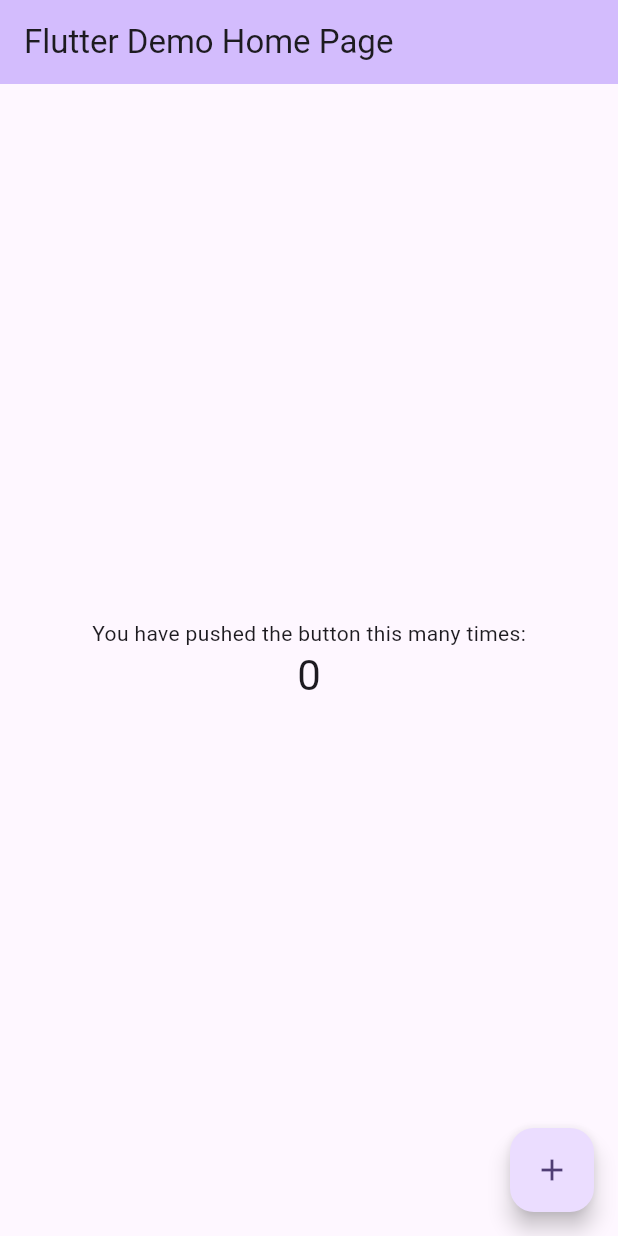
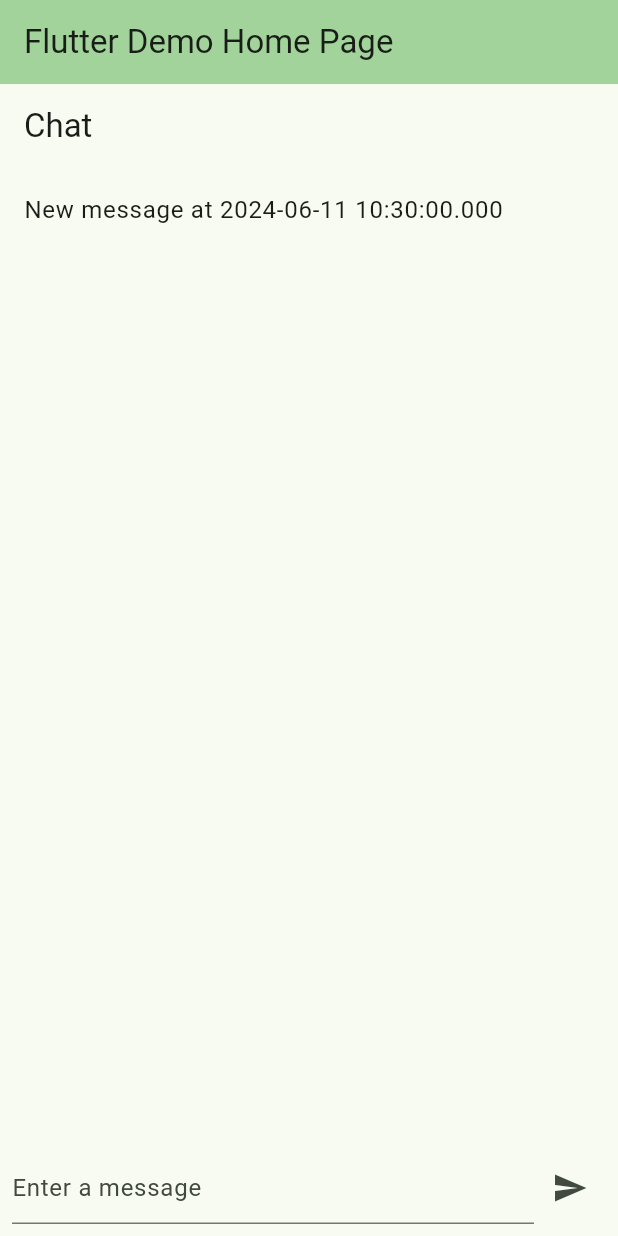
Before and after one commit to Pmunoz200/wellbeing_app, a Flutter app: the screen it shows after launch, on a phone screen of 412 x 824 dp. Run offline on Flutter 3.47's test engine with Material 3 defaults, Android fonts, the phone set to English and light mode, and no system bars.

Commit message:
initial implementation of the chat, with base managment of message display from stream of data

```diff
--- /dev/null
+++ b/lib/chat/chat_widget.dart
@@ -0,0 +1,67 @@
+import 'package:flutter/material.dart';
+import 'package:gemini_folder/chat/mock_chat_service.dart';
+import 'package:gemini_folder/chat/stream_based_chat_display.dart';
+
+class ChatScaffold extends StatefulWidget {
+  const ChatScaffold({super.key});
+
+  @override
+  State<ChatScaffold> createState() => _ChatScaffoldState();
+}
+
+class _ChatScaffoldState extends State<ChatScaffold> {
+  // I use a mock stream of data as gemini generates a stream too.
+  final MockChatService _chatService = MockChatService();
+  final TextEditingController _controller = TextEditingController();
+  final List<String> _messages = [];
+
+  @override
+  void dispose() {
+    _chatService.dispose();
+    _controller.dispose();
+    super.dispose();
+  }
+
+  void _sendMessage() {
+    if (_controller.text.isNotEmpty) {
+      // Here, you would normally send the message to the server or add it to the stream
+      _controller.clear();
+    }
+  }
+
+  @override
+  Widget build(BuildContext context) {
+    return Scaffold(
+      appBar: AppBar(
+        title: const Text('Chat'),
+      ),
+      body: Column(
+        children: <Widget>[
+          Expanded(
+            child: StreamBasedChatDisplay(
+                messageStram: _chatService.messageStream, messages: _messages),
+          ),
+          Padding(
+            padding: const EdgeInsets.all(8.0),
+            child: Row(
+              children: <Widget>[
+                Expanded(
+                  child: TextField(
+                    controller: _controller,
+                    decoration: const InputDecoration(
+                      hintText: 'Enter a message',
+                    ),
+                  ),
+                ),
+                IconButton(
+                  icon: const Icon(Icons.send),
+                  onPressed: _sendMessage,
+                ),
+              ],
+            ),
+          ),
+        ],
+      ),
+    );
+  }
+}
--- /dev/null
+++ b/lib/chat/mock_chat_service.dart
@@ -0,0 +1,21 @@
+import 'dart:async';
+
+class MockChatService {
+  final StreamController<String> _messageController =
+      StreamController<String>();
+
+  MockChatService() {
+    // Simulate incoming messages
+    Timer.periodic(const Duration(seconds: 5), (timer) {
+      String message = 'New message at ${DateTime.now()}';
+
+      _messageController.add(message);
+    });
+  }
+
+  Stream<String> get messageStream => _messageController.stream;
+
+  void dispose() {
+    _messageController.close();
+  }
+}
--- /dev/null
+++ b/lib/chat/stream_based_chat_display.dart
@@ -0,0 +1,44 @@
+import 'package:flutter/material.dart';
+
+class StreamBasedChatDisplay extends StatelessWidget {
+  const StreamBasedChatDisplay({
+    super.key,
+    required Stream<String> messageStram,
+    required List<String> messages,
+  })  : _messageStream = messageStram,
+        _messages = messages;
+
+  final Stream<String> _messageStream;
+  final List<String> _messages;
+
+  @override
+  Widget build(BuildContext context) {
+    // I use a stream builder as it helps me handle the changing state of the stream
+    return StreamBuilder<String>(
+      stream: _messageStream,
+      builder: (context, snapshot) {
+        // First we consider the loading, error, new, and empty states of the stream
+        if (snapshot.connectionState == ConnectionState.waiting) {
+          return const Center(child: CircularProgressIndicator());
+        } else if (snapshot.hasError) {
+          return Center(child: Text('Error: ${snapshot.error}'));
+        } else if (snapshot.data == null || !snapshot.hasData) {
+          return const Center(child: Text('No messages yet'));
+        } else {
+          // Only add the new message if snapshot has data
+          // setState is not necesary as the builder handles the rebuild
+          _messages.add(snapshot.data!);
+        }
+        // Display a list of messages if there is a stream
+        return ListView.builder(
+          itemCount: _messages.length,
+          itemBuilder: (context, index) {
+            return ListTile(
+              title: Text(_messages[index]),
+            );
+          },
+        );
+      },
+    );
+  }
+}
--- a/lib/main.dart
+++ b/lib/main.dart
@@ -1,4 +1,5 @@
 import 'package:flutter/material.dart';
+import 'package:gemini_folder/chat/chat_widget.dart';
 
 void main() {
   runApp(const MyApp());
@@ -13,22 +14,7 @@ class MyApp extends StatelessWidget {
     return MaterialApp(
       title: 'Flutter Demo',
       theme: ThemeData(
-        // This is the theme of your application.
-        //
-        // TRY THIS: Try running your application with "flutter run". You'll see
-        // the application has a purple toolbar. Then, without quitting the app,
-        // try changing the seedColor in the colorScheme below to Colors.green
-        // and then invoke "hot reload" (save your changes or press the "hot
-        // reload" button in a Flutter-supported IDE, or press "r" if you used
-        // the command line to start the app).
-        //
-        // Notice that the counter didn't reset back to zero; the application
-        // state is not lost during the reload. To reset the state, use hot
-        // restart instead.
-        //
-        // This works for code too, not just values: Most code changes can be
-        // tested with just a hot reload.
-        colorScheme: ColorScheme.fromSeed(seedColor: Colors.deepPurple),
+        colorScheme: ColorScheme.fromSeed(seedColor: Colors.green),
         useMaterial3: true,
       ),
       home: const MyHomePage(title: 'Flutter Demo Home Page'),
@@ -39,15 +25,6 @@ class MyApp extends StatelessWidget {
 class MyHomePage extends StatefulWidget {
   const MyHomePage({super.key, required this.title});
 
-  // This widget is the home page of your application. It is stateful, meaning
-  // that it has a State object (defined below) that contains fields that affect
-  // how it looks.
-
-  // This class is the configuration for the state. It holds the values (in this
-  // case the title) provided by the parent (in this case the App widget) and
-  // used by the build method of the State. Fields in a Widget subclass are
-  // always marked "final".
-
   final String title;
 
   @override
@@ -55,71 +32,14 @@ class MyHomePage extends StatefulWidget {
 }
 
 class _MyHomePageState extends State<MyHomePage> {
-  int _counter = 0;
-
-  void _incrementCounter() {
-    setState(() {
-      // This call to setState tells the Flutter framework that something has
-      // changed in this State, which causes it to rerun the build method below
-      // so that the display can reflect the updated values. If we changed
-      // _counter without calling setState(), then the build method would not be
-      // called again, and so nothing would appear to happen.
-      _counter++;
-    });
-  }
-
   @override
   Widget build(BuildContext context) {
-    // This method is rerun every time setState is called, for instance as done
-    // by the _incrementCounter method above.
-    //
-    // The Flutter framework has been optimized to make rerunning build methods
-    // fast, so that you can just rebuild anything that needs updating rather
-    // than having to individually change instances of widgets.
     return Scaffold(
       appBar: AppBar(
-        // TRY THIS: Try changing the color here to a specific color (to
-        // Colors.amber, perhaps?) and trigger a hot reload to see the AppBar
-        // change color while the other colors stay the same.
         backgroundColor: Theme.of(context).colorScheme.inversePrimary,
-        // Here we take the value from the MyHomePage object that was created by
-        // the App.build method, and use it to set our appbar title.
         title: Text(widget.title),
       ),
-      body: Center(
-        // Center is a layout widget. It takes a single child and positions it
-        // in the middle of the parent.
-        child: Column(
-          // Column is also a layout widget. It takes a list of children and
-          // arranges them vertically. By default, it sizes itself to fit its
-          // children horizontally, and tries to be as tall as its parent.
-          //
-          // Column has various properties to control how it sizes itself and
-          // how it positions its children. Here we use mainAxisAlignment to
-          // center the children vertically; the main axis here is the vertical
-          // axis because Columns are vertical (the cross axis would be
-          // horizontal).
-          //
-          // TRY THIS: Invoke "debug painting" (choose the "Toggle Debug Paint"
-          // action in the IDE, or press "p" in the console), to see the
-          // wireframe for each widget.
-          mainAxisAlignment: MainAxisAlignment.center,
-          children: <Widget>[
-            const Text(
-              'You have pushed the button this many times:',
-            ),
-            Text(
-              '$_counter',
-              style: Theme.of(context).textTheme.headlineMedium,
-            ),
-          ],
-        ),
-      ),
-      floatingActionButton: FloatingActionButton(
-        onPressed: _incrementCounter,
-        tooltip: 'Increment',
-        child: const Icon(Icons.add),
-      ), // This trailing comma makes auto-formatting nicer for build methods.
+      body: const ChatScaffold(),
     );
   }
 }
```
